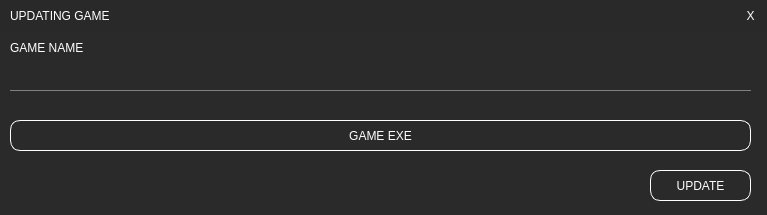
Old version of the form updategameform.ui in the repository illud/crono.
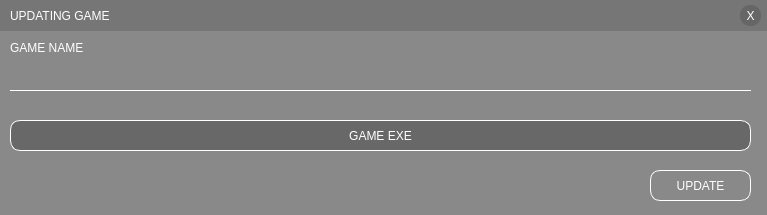
New version of the form.

Commit message: change theme colors for background images themes

Diff of the .ui file:
```diff
--- a/updategameform.ui
+++ b/updategameform.ui
@@ -14,7 +14,7 @@
    <string>Form</string>
   </property>
   <property name="styleSheet">
-   <string notr="true">background-color: rgb(42, 42, 42); </string>
+   <string notr="true">background-color: rgba(33, 33, 33, 80); </string>
   </property>
   <widget class="QWidget" name="widget_2" native="true">
    <property name="geometry">
@@ -97,11 +97,12 @@
     </rect>
    </property>
    <property name="styleSheet">
-    <string notr="true">border-style: solid;
+    <string notr="true">background-color: transparent;
+border-style: solid;
 font: 900 9pt &quot;Arial Black&quot;;
 color: rgb(255, 255, 255);
 border-bottom-width: 1px;
-border-color: none none gray none;
+border-color: none none white none;
 border-radius:0px;</string>
    </property>
   </widget>
```
Left out of the diff: 3 changed lines with no effect on the pictures. The commit also changes 20 other files.
